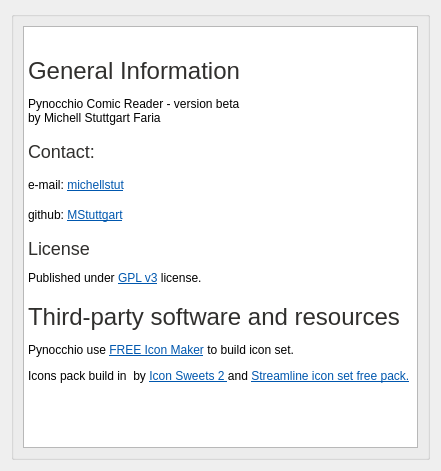
mstuttgart/pynocchio, file view/about_dialog.ui: the form before one commit.
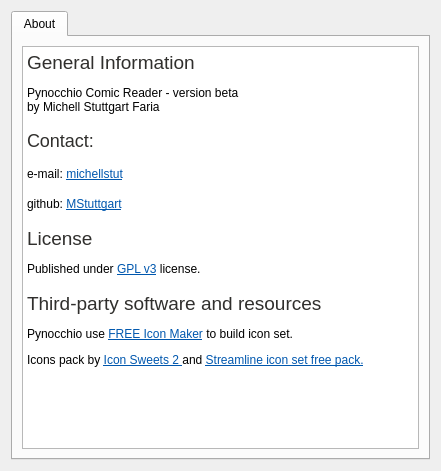
The form after the commit. Icons and pictures are not drawn.

Diff of the .ui file:
```diff
--- a/view/about_dialog.ui
+++ b/view/about_dialog.ui
@@ -25,7 +25,17 @@
   </property>
   <layout class="QHBoxLayout" name="horizontalLayout">
    <item>
-    <widget class="QGroupBox" name="groupBox">
+    <widget class="QTabWidget" name="tab_widget">
+     <property name="tabPosition">
+      <enum>QTabWidget::North</enum>
+     </property>
+     <property name="tabShape">
+      <enum>QTabWidget::Rounded</enum>
+     </property>
+     <widget class="QWidget" name="tab_widge_about" native="true">
+      <attribute name="title">
+       <string>About</string>
+      </attribute>
      <layout class="QVBoxLayout" name="verticalLayout">
       <item>
        <widget class="QTextBrowser" name="textBrowser">
@@ -34,22 +44,22 @@
 &lt;html&gt;&lt;head&gt;&lt;meta name=&quot;qrichtext&quot; content=&quot;1&quot; /&gt;&lt;style type=&quot;text/css&quot;&gt;
 p, li { white-space: pre-wrap; }
 &lt;/style&gt;&lt;/head&gt;&lt;body style=&quot; font-family:'DejaVu Sans'; font-size:9pt; font-weight:400; font-style:normal;&quot;&gt;
-&lt;p style=&quot; margin-top:0px; margin-bottom:0px; margin-left:0px; margin-right:0px; -qt-block-indent:0; text-indent:0px;&quot;&gt;&lt;img src=&quot;:/icons/icons/freeiconmaker_2 1.png&quot; /&gt; &lt;/p&gt;
-&lt;p style=&quot; margin-top:12px; margin-bottom:12px; margin-left:0px; margin-right:0px; -qt-block-indent:0; text-indent:0px;&quot;&gt;&lt;span style=&quot; font-size:xx-large; color:#302f2d;&quot;&gt;General Information&lt;/span&gt;&lt;/p&gt;
+&lt;p style=&quot; margin-top:12px; margin-bottom:12px; margin-left:0px; margin-right:0px; -qt-block-indent:0; text-indent:0px;&quot;&gt;&lt;span style=&quot; font-size:14pt; color:#302f2d;&quot;&gt;General Information&lt;/span&gt;&lt;/p&gt;
 &lt;p align=&quot;justify&quot; style=&quot; margin-top:12px; margin-bottom:12px; margin-left:0px; margin-right:0px; -qt-block-indent:0; text-indent:0px;&quot;&gt;Pynocchio Comic Reader - version beta&lt;br /&gt;by Michell Stuttgart Faria&lt;/p&gt;
 &lt;p style=&quot; margin-top:16px; margin-bottom:12px; margin-left:0px; margin-right:0px; -qt-block-indent:0; text-indent:0px;&quot;&gt;&lt;span style=&quot; font-size:x-large; color:#302f2d;&quot;&gt;Contact: &lt;/span&gt;&lt;/p&gt;
 &lt;p style=&quot; margin-top:16px; margin-bottom:12px; margin-left:0px; margin-right:0px; -qt-block-indent:0; text-indent:0px;&quot;&gt;e-mail: &lt;a href=&quot;michellstut@gmail.com&quot;&gt;&lt;span style=&quot; text-decoration: underline; color:#0057ae;&quot;&gt;michellstut&lt;/span&gt;&lt;/a&gt;&lt;/p&gt;
 &lt;p style=&quot; margin-top:16px; margin-bottom:12px; margin-left:0px; margin-right:0px; -qt-block-indent:0; text-indent:0px;&quot;&gt;github: &lt;a href=&quot;https://github.com/MStuttgart&quot;&gt;&lt;span style=&quot; text-decoration: underline; color:#0057ae;&quot;&gt;MStuttgart&lt;/span&gt;&lt;/a&gt;&lt;/p&gt;
-&lt;p style=&quot; margin-top:16px; margin-bottom:12px; margin-left:0px; margin-right:0px; -qt-block-indent:0; text-indent:0px;&quot;&gt;&lt;span style=&quot; font-size:x-large; color:#302f2d;&quot;&gt;License&lt;/span&gt;&lt;/p&gt;
+&lt;p style=&quot; margin-top:16px; margin-bottom:12px; margin-left:0px; margin-right:0px; -qt-block-indent:0; text-indent:0px;&quot;&gt;&lt;span style=&quot; font-size:14pt; color:#302f2d;&quot;&gt;License&lt;/span&gt;&lt;/p&gt;
 &lt;p style=&quot; margin-top:0px; margin-bottom:0px; margin-left:0px; margin-right:0px; -qt-block-indent:0; text-indent:0px;&quot;&gt;Published under &lt;a href=&quot;http://www.gnu.org/copyleft/gpl.html&quot;&gt;&lt;span style=&quot; text-decoration: underline; color:#0057ae;&quot;&gt;GPL v3&lt;/span&gt;&lt;/a&gt; license. &lt;/p&gt;
-&lt;p style=&quot; margin-top:18px; margin-bottom:12px; margin-left:0px; margin-right:0px; -qt-block-indent:0; text-indent:0px;&quot;&gt;&lt;span style=&quot; font-size:xx-large; color:#302f2d;&quot;&gt;Third-party software and resources&lt;/span&gt;&lt;/p&gt;
+&lt;p style=&quot; margin-top:16px; margin-bottom:12px; margin-left:0px; margin-right:0px; -qt-block-indent:0; text-indent:0px;&quot;&gt;&lt;span style=&quot; font-size:14pt; color:#302f2d;&quot;&gt;Third-party software and resources&lt;/span&gt;&lt;/p&gt;
 &lt;p style=&quot; margin-top:12px; margin-bottom:12px; margin-left:0px; margin-right:0px; -qt-block-indent:0; text-indent:0px;&quot;&gt;Pynocchio use &lt;a href=&quot;http://freeiconmaker.com/&quot;&gt;&lt;span style=&quot; text-decoration: underline; color:#0057ae;&quot;&gt;FREE Icon Maker&lt;/span&gt;&lt;/a&gt; to build icon set.&lt;/p&gt;
-&lt;p style=&quot; margin-top:12px; margin-bottom:12px; margin-left:0px; margin-right:0px; -qt-block-indent:0; text-indent:0px;&quot;&gt;Icons pack build in  by &lt;a href=&quot;http://iconsweets2.com/&quot;&gt;&lt;span style=&quot; text-decoration: underline; color:#0057ae;&quot;&gt;Icon Sweets 2 &lt;/span&gt;&lt;/a&gt;and &lt;a href=&quot;https://www.iconfinder.com/iconsets/streamline-icon-set-free-pack&quot;&gt;&lt;span style=&quot; text-decoration: underline; color:#0057ae;&quot;&gt;Streamline icon set free pack.&lt;/span&gt;&lt;/a&gt;&lt;/p&gt;
+&lt;p style=&quot; margin-top:12px; margin-bottom:12px; margin-left:0px; margin-right:0px; -qt-block-indent:0; text-indent:0px;&quot;&gt;Icons pack by &lt;a href=&quot;http://iconsweets2.com/&quot;&gt;&lt;span style=&quot; text-decoration: underline; color:#0057ae;&quot;&gt;Icon Sweets 2 &lt;/span&gt;&lt;/a&gt;and &lt;a href=&quot;https://www.iconfinder.com/iconsets/streamline-icon-set-free-pack&quot;&gt;&lt;span style=&quot; text-decoration: underline; color:#0057ae;&quot;&gt;Streamline icon set free pack.&lt;/span&gt;&lt;/a&gt;&lt;/p&gt;
 &lt;p style=&quot;-qt-paragraph-type:empty; margin-top:12px; margin-bottom:12px; margin-left:0px; margin-right:0px; -qt-block-indent:0; text-indent:0px; text-decoration: underline; color:#0057ae;&quot;&gt;&lt;br /&gt;&lt;/p&gt;&lt;/body&gt;&lt;/html&gt;</string>
         </property>
        </widget>
       </item>
      </layout>
+     </widget>
     </widget>
    </item>
   </layout>
```
Lines whose indentation alone changed are shown as unchanged.
